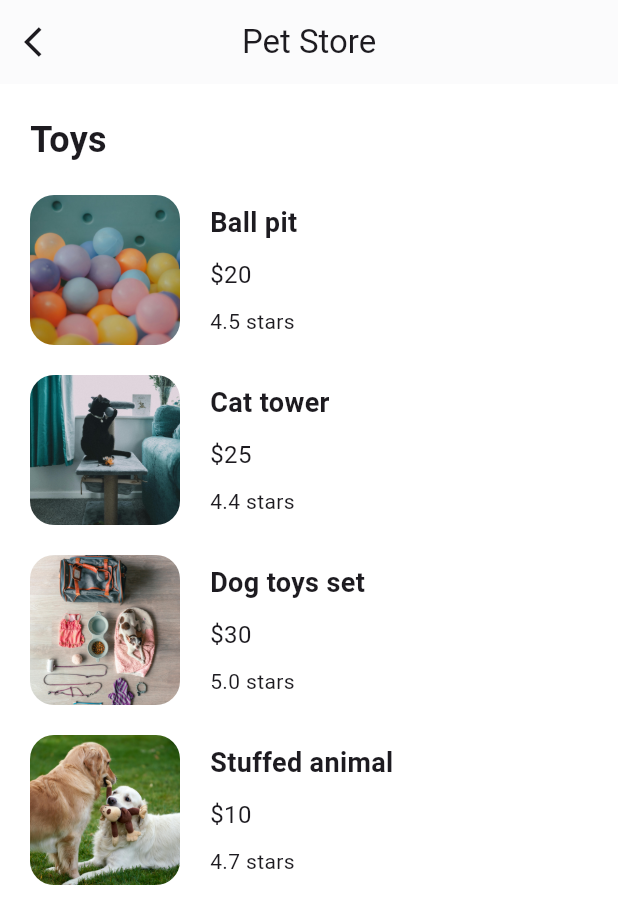
After one commit to kcartagena/pet_store, a Flutter app: the screen it shows after launch, after a tap on "Toys", on a phone screen of 412 x 824 dp. The commit adds this screen. Shown: the top 924 px of the screen. Run offline on Flutter 3.47's test engine with Material 3 defaults, Android fonts, the light colour scheme and no system bars; our stand-ins replace flutter_svg, google_fonts; Roboto replaces fonts that are missing (Atma).

Commit message:
add toys page

```diff
--- a/lib/models/category_model.dart
+++ b/lib/models/category_model.dart
@@ -4,11 +4,13 @@ class CategoryModel {
   String name;
   String iconPath;
   Color boxColor;
+  String page;
 
   CategoryModel({
     required this.name,
     required this.iconPath,
     required this.boxColor,
+    required this.page,
   });
 
   static List<CategoryModel> getCategories() {
@@ -19,6 +21,7 @@ class CategoryModel {
         name: 'Food',
         iconPath: 'assets/icons/dog.svg',
         boxColor: Colors.blue,
+        page: 'FoodPage',
         ),
     );
 
@@ -27,6 +30,7 @@ class CategoryModel {
         name: 'Toys',
         iconPath: 'assets/icons/paw.svg',
         boxColor: Colors.blueGrey,
+        page: 'ToysPage',
         ),
     );
 
@@ -35,6 +39,7 @@ class CategoryModel {
         name: 'Treats',
         iconPath: 'assets/icons/bone.svg',
         boxColor: Colors.blue,
+        page: 'TreatsPage',
         ),
     );
 
--- a/lib/pages/home.dart
+++ b/lib/pages/home.dart
@@ -2,6 +2,7 @@ import 'package:flutter/material.dart';
 import 'package:flutter_svg/svg.dart';
 import 'package:pet_store/models/category_model.dart';
 import 'package:pet_store/models/toys_model.dart';
+import 'package:pet_store/pages/toys.dart';
 
 class HomePage extends StatelessWidget {
   HomePage({super.key});
@@ -28,9 +29,7 @@ class HomePage extends StatelessWidget {
     return Scaffold(
       appBar: appBar(),
       backgroundColor: Colors.white,
-      body: SingleChildScrollView(
-        child: IntrinsicHeight(
-          child: Column(
+      body: Column(
         crossAxisAlignment: CrossAxisAlignment.start,
         children: [
           searchField(),
@@ -43,8 +42,6 @@ class HomePage extends StatelessWidget {
           ),
           bestSellersSection(),
         ],
-          ),
-        ),
       ),
     );
   }
@@ -67,13 +64,13 @@ class HomePage extends StatelessWidget {
           height: 300,
           child: ListView.separated(
             itemCount: toys.length,
-            scrollDirection: Axis.vertical,
+            scrollDirection: Axis.horizontal,
             padding: EdgeInsets.only(
               top: 10,
               bottom: 10,
             ),
             separatorBuilder: (context, index) => SizedBox(
-              height: 25,
+              height: 20,
             ),
             itemBuilder: (context, index) {
               return Container(
@@ -85,8 +82,8 @@ class HomePage extends StatelessWidget {
                   mainAxisAlignment: MainAxisAlignment.spaceEvenly,
                   children: [
                     Container(
-                      width: 100,
-                      height: 100,
+                      width: 125,
+                      height: 125,
                       decoration: BoxDecoration(
                         shape: BoxShape.rectangle,
                         borderRadius: BorderRadius.circular(16),
@@ -127,6 +124,26 @@ class HomePage extends StatelessWidget {
     );
   }
 
+  void showComingSoonDialog(BuildContext context) {
+    showDialog(
+      context: context,
+      builder: (BuildContext context) {
+        return AlertDialog(
+          title: Text('Coming soon'),
+          content: Text('This feature is coming soon'),
+          actions: [
+            TextButton(
+              onPressed: () {
+                Navigator.of(context).pop();
+              },
+              child: Text('OK'),
+            ),
+          ],
+        );
+      },
+    );
+  }
+
   Column categoriesSection() {
     return Column(
       crossAxisAlignment: CrossAxisAlignment.start,
@@ -154,7 +171,20 @@ class HomePage extends StatelessWidget {
               width: 25,
             ),
             itemBuilder: (context, index) {
-              return Container(
+              return GestureDetector(
+                onTap: () {
+                  if (categories[index].name == 'Toys') {
+                    Navigator.push(
+                      context,
+                      MaterialPageRoute(
+                        builder: (context) => ToysPage(),
+                      ),
+                    );
+                  } else {
+                    showComingSoonDialog(context);
+                  }
+                },
+                child: Container(
                   width: 150,
                   decoration: BoxDecoration(
                     color: categories[index].boxColor.withValues(alpha: 0.4),
@@ -183,6 +213,7 @@ class HomePage extends StatelessWidget {
                         ),
                       )
                     ],
+                  ),
                 ),
               );
             },
@@ -247,27 +278,6 @@ class HomePage extends StatelessWidget {
       centerTitle: true,
       backgroundColor: Colors.white,
       elevation: 0.5,
-      leading: GestureDetector(
-        onTap: () {},
-        child: Container(
-          margin: EdgeInsets.all(10),
-          alignment: Alignment.center,
-          decoration: BoxDecoration(
-            borderRadius: BorderRadius.circular(10),
-          ),
-          child: Icon(Icons.arrow_back_ios),
-        ),
-      ),
-      actions: [
-        Container(
-          margin: EdgeInsets.all(10),
-          alignment: Alignment.center,
-          decoration: BoxDecoration(
-            borderRadius: BorderRadius.circular(10),
-          ),
-          child: Icon(Icons.more_horiz),
-        ),
-      ],
     );
   }
 }
--- /dev/null
+++ b/lib/pages/toys.dart
@@ -0,0 +1,140 @@
+import 'package:flutter/material.dart';
+import 'package:pet_store/models/toys_model.dart';
+
+class ToysPage extends StatelessWidget {
+  ToysPage({super.key});
+
+  List<ToysModel> toys = [];
+  void getToys() {
+    toys = ToysModel.getToys();
+  }
+
+  @override
+  Widget build(BuildContext context) {
+    toys = ToysModel.getToys();
+
+    return Scaffold(
+      appBar: appBar(context),
+      backgroundColor: Colors.white,
+      body: SingleChildScrollView(
+        child: Column(
+          crossAxisAlignment: CrossAxisAlignment.start,
+          children: [
+            Padding(
+              padding: const EdgeInsets.only(top: 20.0, left: 20.0),
+              child: Text(
+                'Toys',
+                style: TextStyle(
+                  fontSize: 24,
+                  fontWeight: FontWeight.bold,
+                ),
+              ),
+            ),
+            SizedBox(
+              height: 20,
+            ),
+            toysSection(context),
+          ],
+        ),
+      ),
+    );
+  }
+
+    Column toysSection(BuildContext context) {
+    return Column(
+      crossAxisAlignment: CrossAxisAlignment.start,
+      children: [
+        SizedBox(
+          height: MediaQuery.of(context).size.height - kToolbarHeight - 40,
+          child: ListView.builder(
+            itemCount: toys.length,
+            scrollDirection: Axis.vertical,
+            padding: EdgeInsets.only(
+              left: 20,
+              right: 20,
+            ),
+            itemBuilder: (context, index) {
+              return Container(
+                margin: EdgeInsets.only(bottom: 20),
+                child: Row(
+                  children: [
+                    Container(
+                      width: 100,
+                      height: 100,
+                      decoration: BoxDecoration(
+                        borderRadius: BorderRadius.circular(16),
+                        image: DecorationImage(
+                          image: AssetImage(toys[index].imgPath),
+                          fit: BoxFit.cover,
+                        ),
+                      ),
+                    ),
+                    SizedBox(
+                      width: 20,
+                    ),
+                    Expanded(
+                      child: Column(
+                        crossAxisAlignment: CrossAxisAlignment.start,
+                        children: [
+                          Text(
+                            toys[index].name,
+                            style: TextStyle(
+                              fontWeight: FontWeight.w600,
+                              fontSize: 18,
+                            ),
+                          ),
+                          SizedBox(
+                            height: 10,
+                          ),
+                          Text(
+                            '\$${toys[index].price}',
+                            style: TextStyle(
+                              fontWeight: FontWeight.w400,
+                              fontSize: 16,
+                            ),
+                          ),
+                          SizedBox(
+                            height: 10,
+                          ),
+                          Text(
+                            '${toys[index].rating} stars',
+                            style: TextStyle(
+                              fontWeight: FontWeight.w400,
+                              fontSize: 14,
+                            ),
+                          ),
+                        ],
+                      ),
+                    ),
+                  ],
+                ),
+              );
+            },
+          ),
+        ),
+      ],
+    );
+  }
+
+  AppBar appBar(BuildContext context) {
+    return AppBar(
+      title: Text('Pet Store'),
+      centerTitle: true,
+      backgroundColor: Colors.white,
+      elevation: 0.5,
+      leading: GestureDetector(
+        onTap: () {
+          Navigator.pop(context);
+        },
+        child: Container(
+          margin: EdgeInsets.all(10),
+          alignment: Alignment.center,
+          decoration: BoxDecoration(
+            borderRadius: BorderRadius.circular(10),
+          ),
+          child: Icon(Icons.arrow_back_ios),
+        ),
+      ),
+    );
+  }
+}
```
Lines whose indentation alone changed are shown as unchanged.
